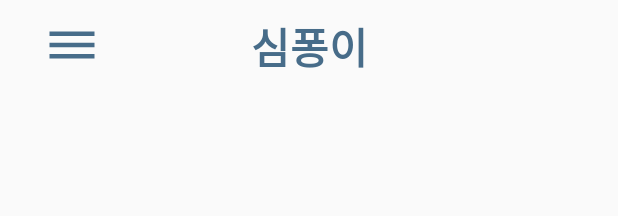
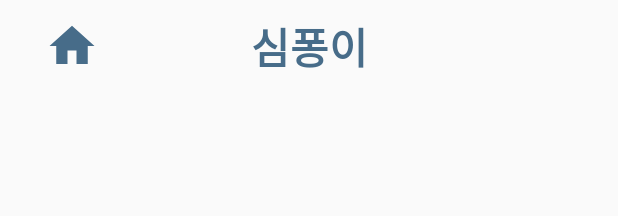
Before and after one commit to funny0601/SimPongLee, an Android app: the layout activity_chatbot.xml on its own in the app's theme, with its tools: preview values and no code run, on a phone screen of 412 x 824 dp. Shown: the top 216 px of the screen. Run offline under Robolectric (Android 15) with nearby library versions, the phone set to English and light mode, and no system bars.

Commit message:
back icon 변경

```diff
--- a/android/app/src/main/res/drawable/ic_baseline_dehaze_24.xml
+++ /dev/null
@@ -1,5 +0,0 @@
-<vector android:height="36dp" android:tint="@color/colorPrimaryDark"
-    android:viewportHeight="24" android:viewportWidth="24"
-    android:width="36dp" xmlns:android="http://schemas.android.com/apk/res/android">
-    <path android:fillColor="@android:color/white" android:pathData="M2,15.5v2h20v-2L2,15.5zM2,10.5v2h20v-2L2,10.5zM2,5.5v2h20v-2L2,5.5z"/>
-</vector>
--- /dev/null
+++ b/android/app/src/main/res/drawable/ic_baseline_home_24.xml
@@ -0,0 +1,5 @@
+<vector android:height="36dp" android:tint="#476C89"
+    android:viewportHeight="24" android:viewportWidth="24"
+    android:width="36dp" xmlns:android="http://schemas.android.com/apk/res/android">
+    <path android:fillColor="@android:color/white" android:pathData="M10,20v-6h4v6h5v-8h3L12,3 2,12h3v8z"/>
+</vector>
--- a/android/app/src/main/res/layout/activity_calendar.xml
+++ b/android/app/src/main/res/layout/activity_calendar.xml
@@ -24,7 +24,7 @@
                 android:layout_marginLeft="30dp"
                 android:layout_centerVertical="true"
                 android:background="@android:color/transparent"
-                android:src="@drawable/ic_baseline_dehaze_24" />
+                android:src="@drawable/ic_baseline_home_24" />
         </RelativeLayout>
         <TextView
             android:layout_width="0dp"
--- a/android/app/src/main/res/layout/activity_chatbot.xml
+++ b/android/app/src/main/res/layout/activity_chatbot.xml
@@ -17,8 +17,9 @@
                 android:layout_width="wrap_content"
                 android:layout_marginLeft="30dp"
                 android:layout_centerVertical="true"
+                android:scaleType="fitCenter"
                 android:background="@android:color/transparent"
-                android:src="@drawable/ic_baseline_dehaze_24" />
+                android:src="@drawable/ic_baseline_home_24" />
         </RelativeLayout>
         <TextView
             android:layout_width="0dp"
```
